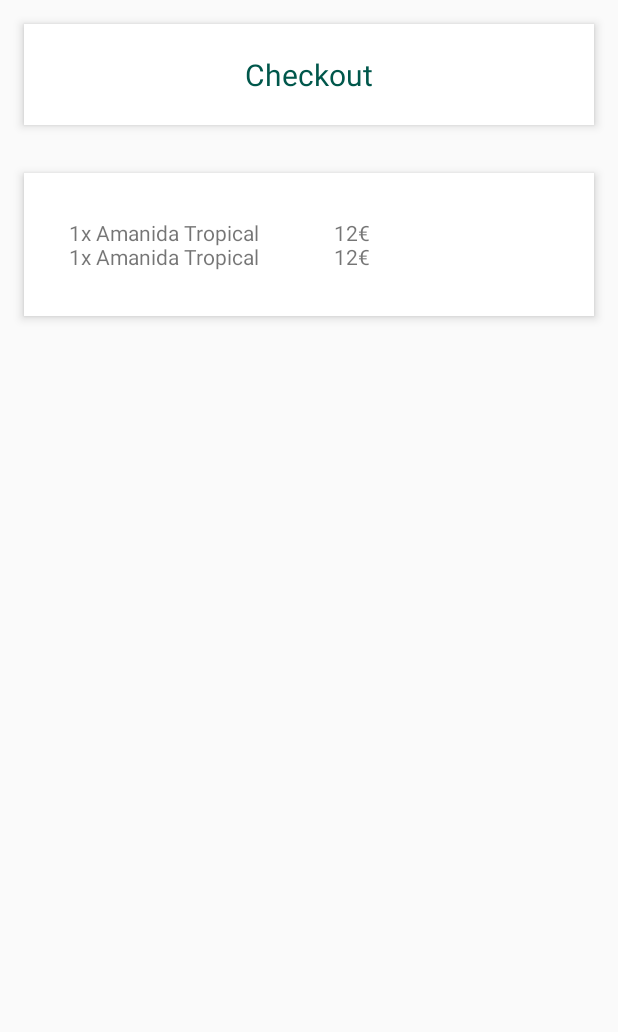
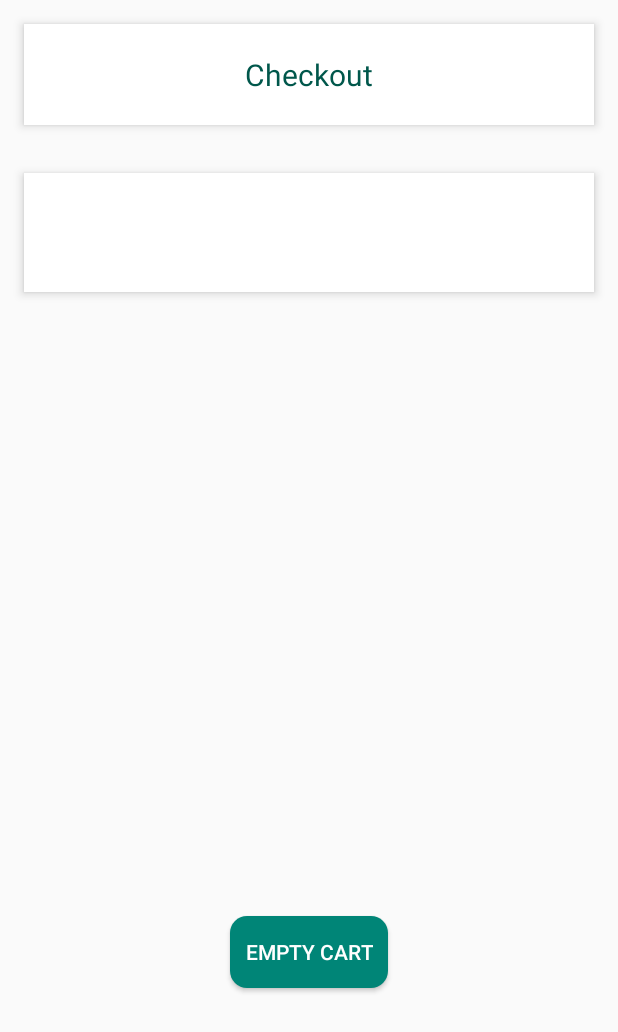
Before and after one commit to VictorJuez/MyWaiter, an Android app: the CheckoutActivity screen opened directly, with no data from a screen before it, on a phone screen of 412 x 824 dp. Shown: the top 1032 px of the screen. Run offline under Robolectric (Android 15) with nearby library versions, the phone set to English and light mode, and no system bars.

Commit message:
Empty shoppingCart functionality added

```diff
--- a/app/src/main/java/com/example/victorjuez/mywaiter/Controller/ShoppingCartController.java
+++ b/app/src/main/java/com/example/victorjuez/mywaiter/Controller/ShoppingCartController.java
@@ -48,4 +48,9 @@ public class ShoppingCartController {
             System.out.println("Plate: "+plate.name+", Qty: "+qty.get(cart.indexOf(plate)));
         }
     }
+
+    public void empty(){
+        cart = new ArrayList<>();
+        qty = new ArrayList<>();
+    }
 }
--- a/app/src/main/java/com/example/victorjuez/mywaiter/View/Carta/CheckoutActivity.java
+++ b/app/src/main/java/com/example/victorjuez/mywaiter/View/Carta/CheckoutActivity.java
@@ -2,6 +2,8 @@ package com.example.victorjuez.mywaiter.View.Carta;
 
 import android.support.v7.app.AppCompatActivity;
 import android.os.Bundle;
+import android.view.View;
+import android.widget.Button;
 import android.widget.RelativeLayout;
 import android.widget.TextView;
 
@@ -15,15 +17,33 @@ import java.util.Iterator;
 
 public class CheckoutActivity extends AppCompatActivity {
 
+    Button emptyCartButton;
+    TextView checkoutCartText;
+    ShoppingCartController shoppingCartController;
+
     @Override
     protected void onCreate(Bundle savedInstanceState) {
         super.onCreate(savedInstanceState);
         setContentView(R.layout.activity_checkout);
 
-        TextView checkoutCartText = findViewById(R.id.checkout_cart_text);
-        ShoppingCartController shoppingCartController = ShoppingCartController.getInstance();
+        checkoutCartText = findViewById(R.id.checkout_cart_text);
+        emptyCartButton = findViewById(R.id.empty_cart_button);
+
+        shoppingCartController = ShoppingCartController.getInstance();
+
+        printCart();
+
+        emptyCartButton.setOnClickListener(new View.OnClickListener() {
+            @Override
+            public void onClick(View v) {
+                shoppingCartController.empty();
+                checkoutCartText.setText("");
+            }
+        });
+    }
+
+    private void printCart() {
         HashMap<Plate, Integer> cart = shoppingCartController.getCart();
-
         String text = "";
         Iterator it = cart.entrySet().iterator();
         while (it.hasNext()) {
--- a/app/src/main/res/layout/activity_checkout.xml
+++ b/app/src/main/res/layout/activity_checkout.xml
@@ -46,11 +46,20 @@
                 android:id="@+id/checkout_cart_text"
                 android:layout_width="wrap_content"
                 android:layout_height="wrap_content"
-                android:layout_alignParentLeft="true"
-                android:text="1x Amanida Tropical \t\t\t\t 12€ \n1x Amanida Tropical \t\t\t\t 12€"/>
+                android:layout_alignParentLeft="true"/>
 
         </RelativeLayout>
 
     </LinearLayout>
 
+    <Button
+        android:id="@+id/empty_cart_button"
+        android:text="Empty Cart"
+        style="@style/AppTheme.RoundedCornerMaterialButton"
+        android:padding="10dp"
+        android:layout_width="wrap_content"
+        android:layout_height="wrap_content"
+        android:layout_gravity="center_horizontal"
+        android:layout_marginTop="400dp"/>
+
 </android.support.v7.widget.LinearLayoutCompat>
```
